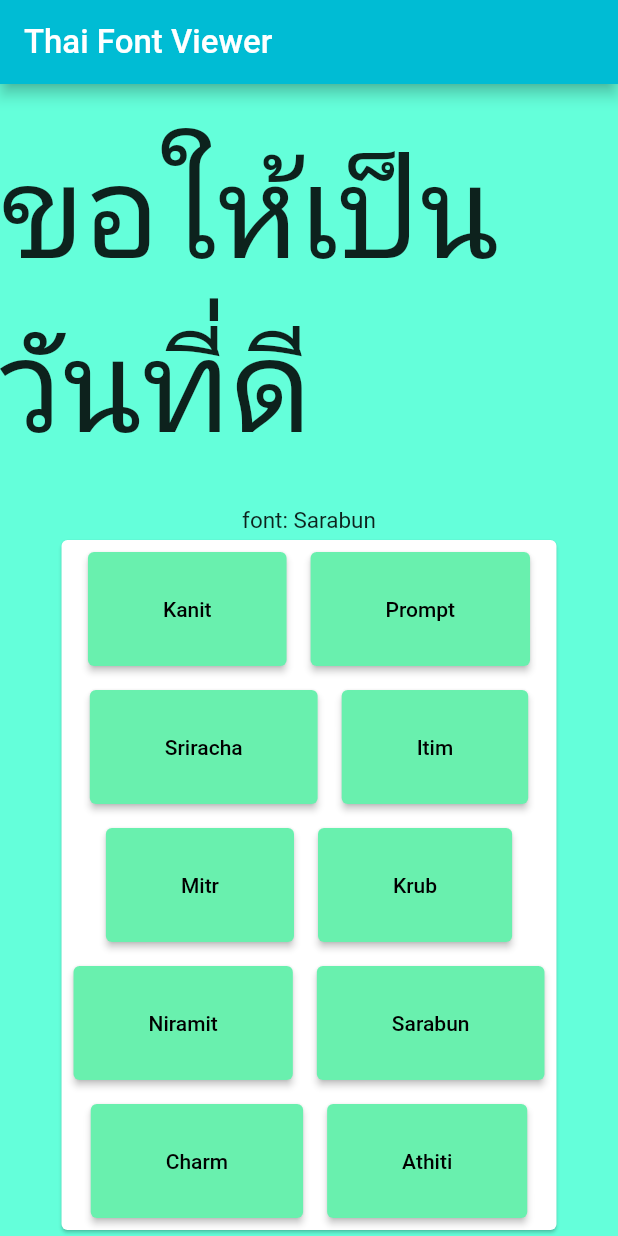
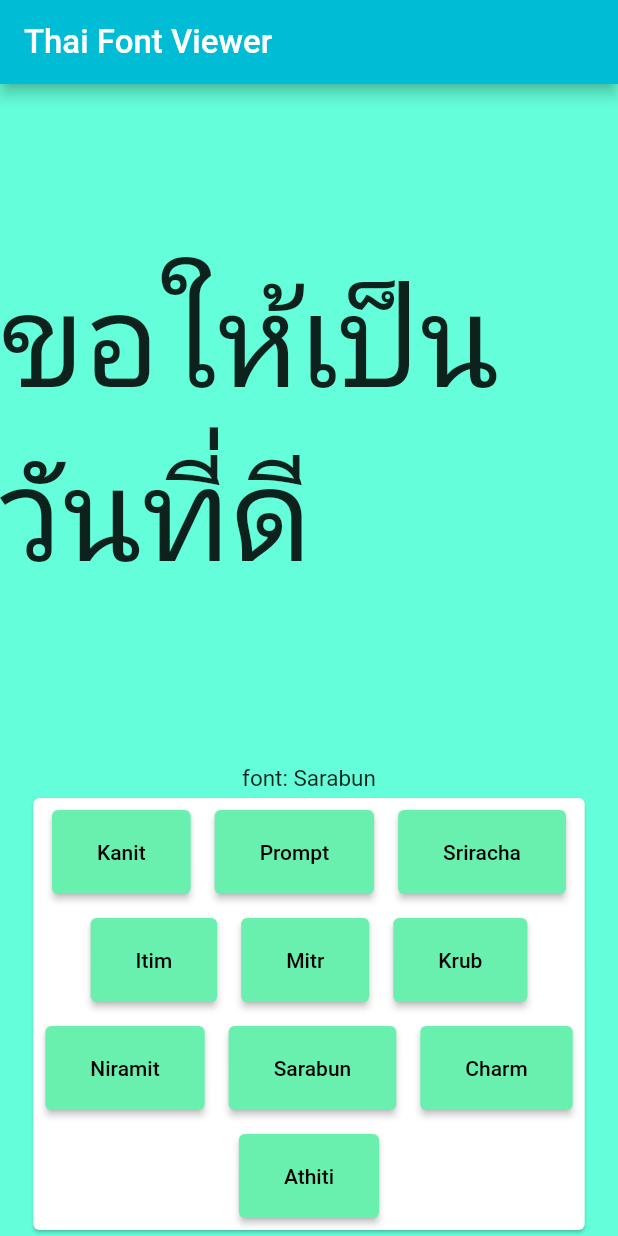
Before and after one commit to Brone7777/mobiles, a Flutter app: the screen it shows after launch, on a phone screen of 412 x 824 dp. Run offline on Flutter 3.47's test engine with Material 2 defaults, Android fonts, the phone set to English and light mode, and no system bars; our stand-ins replace google_fonts; Roboto replaces fonts that are missing (Kanit, Sarabun).

Commit message:
Initial commit

```diff
--- a/lib/Homework8.dart
+++ b/lib/Homework8.dart
@@ -33,7 +33,7 @@ class _HomeworkState extends State<Homework8> {
         }),
         style: ElevatedButton.styleFrom(
             primary: Colors.greenAccent,
-            padding: EdgeInsets.symmetric(horizontal: 50.0, vertical: 30.0)),
+            padding: EdgeInsets.symmetric(horizontal: 30.0, vertical: 20.0)),
         child: Text(
           str.toString(),
           style: TextStyle(color: Colors.black),
```
